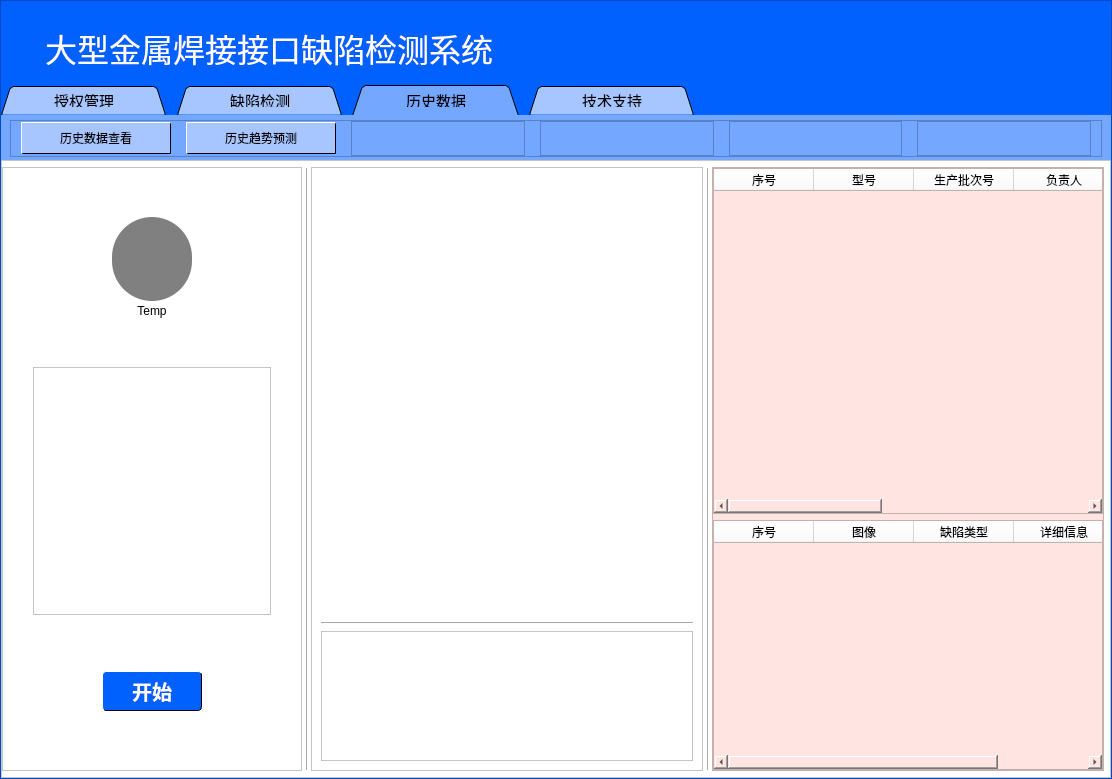
Qt form WeldSentry/weldsentry_window.ui (McFly-byte/Weld) before a commit.
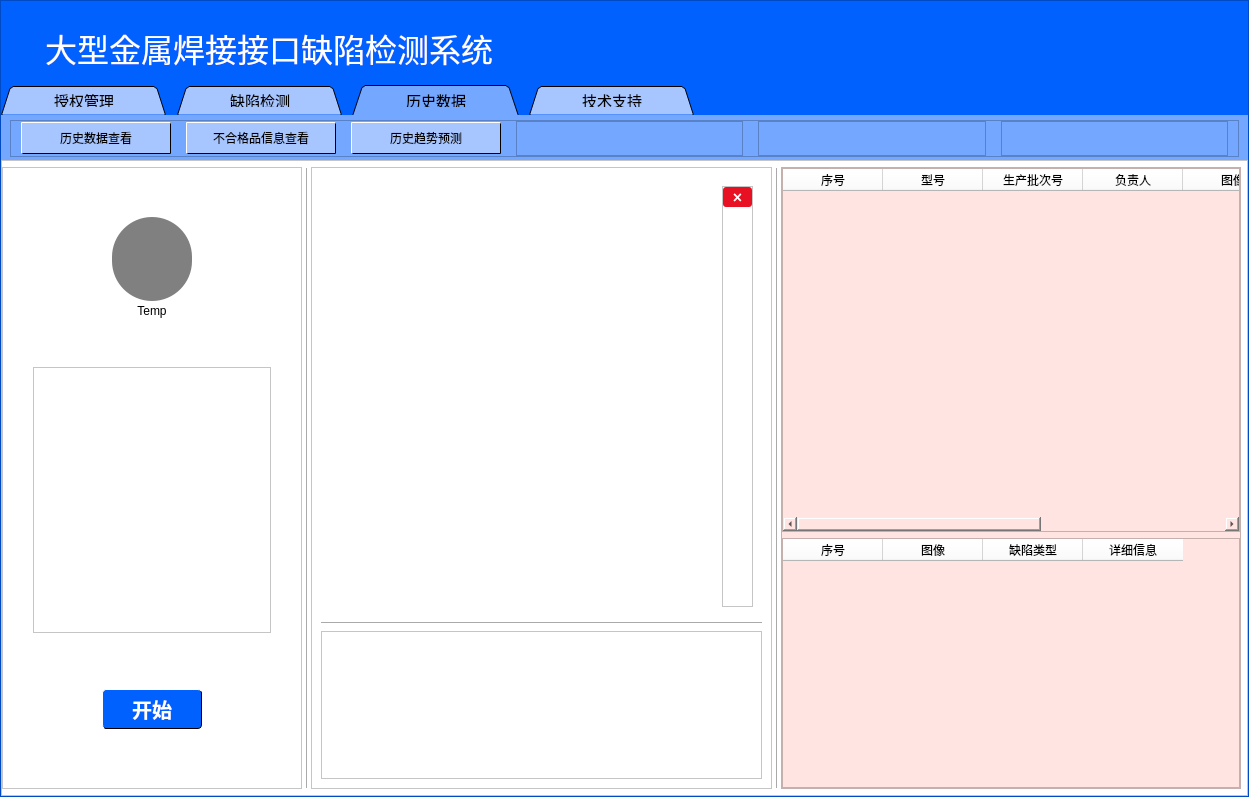
The same form after that commit. The open tabs and pages were chosen to show the change. Icons and pictures are not drawn.

```diff
--- a/WeldSentry/weldsentry_window.ui
+++ b/WeldSentry/weldsentry_window.ui
@@ -6,8 +6,8 @@
    <rect>
     <x>0</x>
     <y>0</y>
-    <width>1112</width>
-    <height>779</height>
+    <width>1249</width>
+    <height>797</height>
    </rect>
   </property>
   <property name="sizePolicy">
@@ -464,6 +464,51 @@
                 </property>
                </widget>
               </item>
+              <item>
+               <widget class="QPushButton" name="btn_his_defect">
+                <property name="maximumSize">
+                 <size>
+                  <width>150</width>
+                  <height>16777215</height>
+                 </size>
+                </property>
+                <property name="styleSheet">
+                 <string notr="true">QPushButton {
+        background-color: #A7C6FF;
+       	border-style: solid;
+        border-width: 1px;
+        border-radius: 1px; /* 无圆角 */
+        border-top-color: white ;
+border-left-color: white ;
+border-right-color: black; 
+border-bottom-color: black; 
+        font:  12px;
+        min-width: 0; /* 允许按钮宽度自适应 */
+
+        padding: 6px;
+    }
+/* 鼠标点击时的样式 */
+QPushButton:pressed {
+        background-color: #74A7FF;
+        border-style: none;
+    }
+
+ /* 鼠标悬停时的样式 */
+    QPushButton:hover {
+        background-color: #A7C6FF; /* 悬停时的背景颜色 */
+        position: relative; /* 相对定位 */
+        left: -2px; /* 向左轻微移动 */
+        top: -2px; /* 向上轻微移动 */
+        /* 通过改变left和top值模拟抖动效果 */
+    }
+
+    </string>
+                </property>
+                <property name="text">
+                 <string>不合格品信息查看</string>
+                </property>
+               </widget>
+              </item>
               <item>
                <widget class="QPushButton" name="btn_his2">
                 <property name="maximumSize">
@@ -539,16 +584,6 @@
                 </property>
                </widget>
               </item>
-              <item>
-               <widget class="QFrame" name="frm4">
-                <property name="frameShape">
-                 <enum>QFrame::StyledPanel</enum>
-                </property>
-                <property name="frameShadow">
-                 <enum>QFrame::Raised</enum>
-                </property>
-               </widget>
-              </item>
              </layout>
             </widget>
            </item>
@@ -1634,7 +1669,7 @@
                 </layout>
                </widget>
                <widget class="QWidget" name="page_show">
-                <layout class="QVBoxLayout" name="verticalLayout_7">
+                <layout class="QHBoxLayout" name="horizontalLayout_14">
                  <item>
                   <widget class="QLabel" name="lb_show">
                    <property name="text">
@@ -1642,6 +1677,107 @@
                    </property>
                   </widget>
                  </item>
+                 <item>
+                  <widget class="QFrame" name="frame">
+                   <property name="minimumSize">
+                    <size>
+                     <width>31</width>
+                     <height>0</height>
+                    </size>
+                   </property>
+                   <property name="maximumSize">
+                    <size>
+                     <width>31</width>
+                     <height>16777215</height>
+                    </size>
+                   </property>
+                   <property name="frameShape">
+                    <enum>QFrame::StyledPanel</enum>
+                   </property>
+                   <property name="frameShadow">
+                    <enum>QFrame::Raised</enum>
+                   </property>
+                   <layout class="QVBoxLayout" name="verticalLayout_7">
+                    <property name="spacing">
+                     <number>0</number>
+                    </property>
+                    <property name="leftMargin">
+                     <number>0</number>
+                    </property>
+                    <property name="topMargin">
+                     <number>0</number>
+                    </property>
+                    <property name="rightMargin">
+                     <number>0</number>
+                    </property>
+                    <property name="bottomMargin">
+                     <number>0</number>
+                    </property>
+                    <item>
+                     <widget class="QPushButton" name="btn_close">
+                      <property name="sizePolicy">
+                       <sizepolicy hsizetype="Fixed" vsizetype="Fixed">
+                        <horstretch>0</horstretch>
+                        <verstretch>0</verstretch>
+                       </sizepolicy>
+                      </property>
+                      <property name="minimumSize">
+                       <size>
+                        <width>0</width>
+                        <height>20</height>
+                       </size>
+                      </property>
+                      <property name="maximumSize">
+                       <size>
+                        <width>30</width>
+                        <height>20</height>
+                       </size>
+                      </property>
+                      <property name="styleSheet">
+                       <string notr="true">QPushButton#btn_close {
+    background-color: #e81123; /* Windows 10 红色 */
+    border: none;
+    border-radius: 3px; /* 圆角大小 */
+    color: white; /* “X”图标的颜色 */
+    font-size: 16px; /* 图标大小 */
+    font-weight: bold;
+    padding: 2px; /* 内边距 */
+    text-align: center; /* 文本居中 */
+    width: 20px; /* 按钮宽度 */
+    height: 20px; /* 按钮高度 */
+    outline: none; /* 移除焦点时的轮廓线 */
+}
+
+QPushButton#btn_close:hover {
+    background-color: #f1707a; /* 鼠标悬停时的颜色 */
+}
+
+QPushButton#btn_close:pressed {
+    background-color: #d20f2a; /* 按钮按下时的颜色 */
+}
+</string>
+                      </property>
+                      <property name="text">
+                       <string>×</string>
+                      </property>
+                     </widget>
+                    </item>
+                    <item>
+                     <spacer name="verticalSpacer_6">
+                      <property name="orientation">
+                       <enum>Qt::Vertical</enum>
+                      </property>
+                      <property name="sizeHint" stdset="0">
+                       <size>
+                        <width>20</width>
+                        <height>40</height>
+                       </size>
+                      </property>
+                     </spacer>
+                    </item>
+                   </layout>
+                  </widget>
+                 </item>
                 </layout>
                </widget>
               </widget>
```
